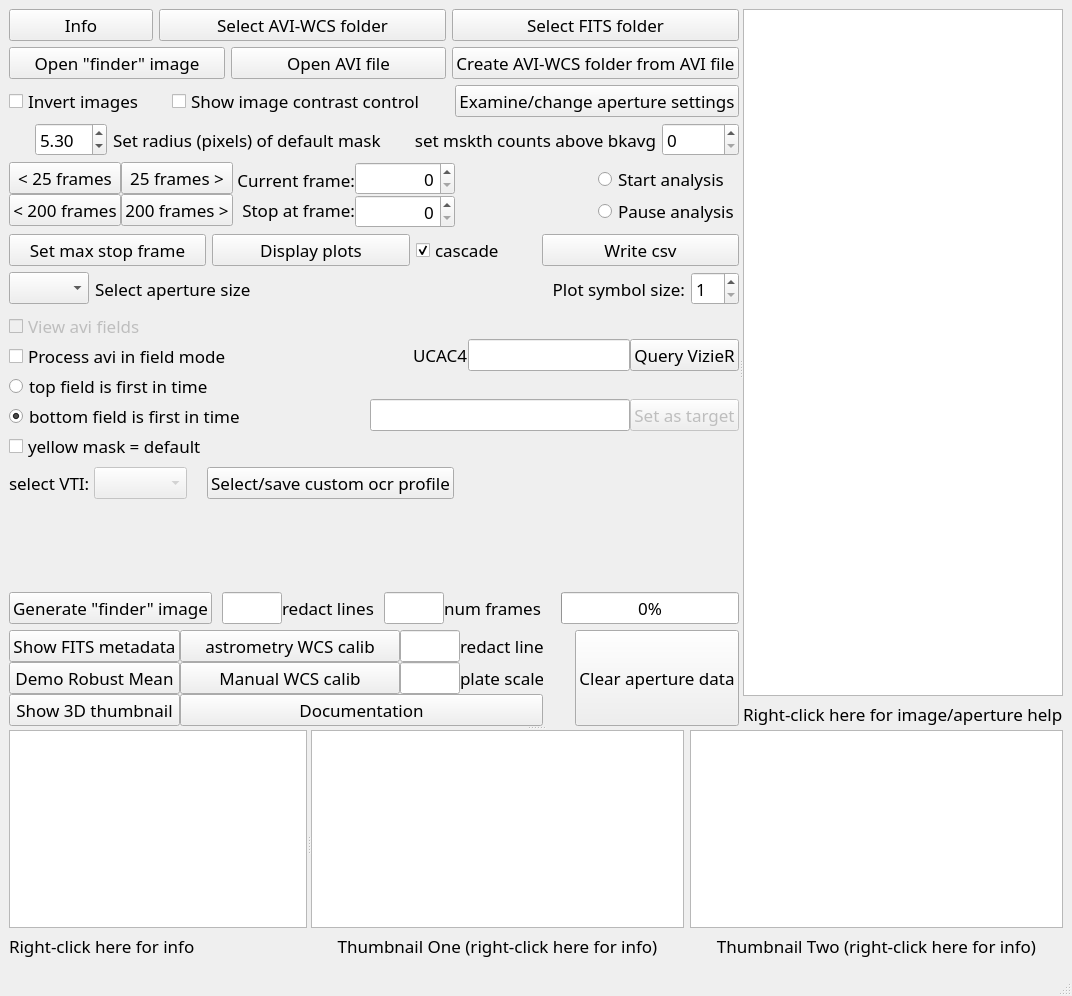
Above: src/pymovie/PyMovie.ui from bob-anderson-ok/pymovie before the change. Below: the same form after it.
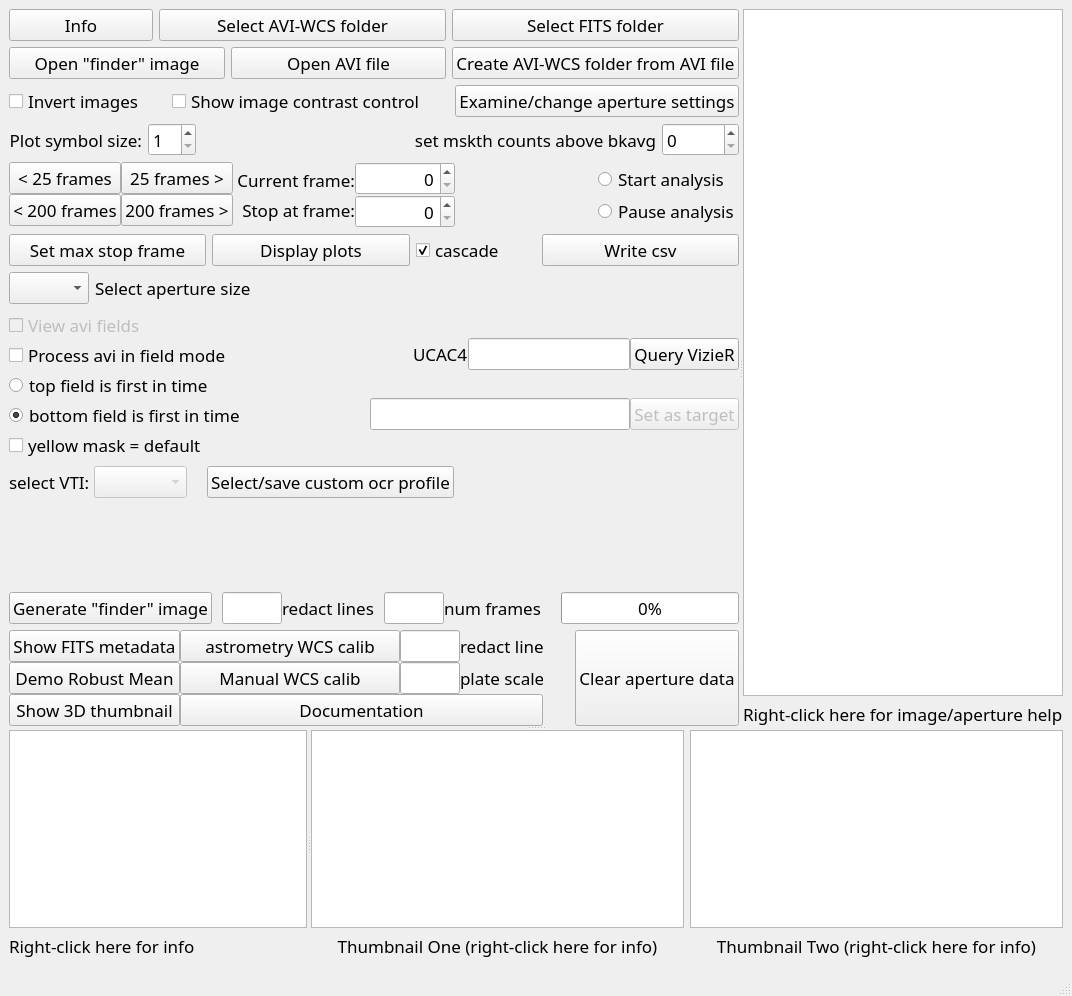
That is the form after the change. Custom widgets are drawn as their Qt base class.

Commit message: v1.6.6 moved point size spinner --- popup display of WCS folder

The edit to the form file:
```diff
--- a/src/pymovie/PyMovie.ui
+++ b/src/pymovie/PyMovie.ui
@@ -187,41 +187,28 @@
          <item>
           <layout class="QHBoxLayout" name="horizontalLayout">
            <item>
-            <spacer name="horizontalSpacer_7">
-             <property name="orientation">
-              <enum>Qt::Horizontal</enum>
+            <widget class="QLabel" name="plotSymbolSizeLabel">
+             <property name="toolTip">
+              <string>&lt;html&gt;&lt;head/&gt;&lt;body&gt;&lt;p&gt;This spinner sets the size of the symbols used in the plots to show a data value position. &lt;/p&gt;&lt;p&gt;If you open a set of plots and would like to see smaller or larger dots, simply close the plots, change the symbol size using this spinner and reopen the plots.&lt;/p&gt;&lt;/body&gt;&lt;/html&gt;</string>
              </property>
-             <property name="sizeHint" stdset="0">
-              <size>
-               <width>40</width>
-               <height>20</height>
-              </size>
+             <property name="text">
+              <string>Plot symbol size:</string>
              </property>
-            </spacer>
+             <property name="alignment">
+              <set>Qt::AlignRight|Qt::AlignTrailing|Qt::AlignVCenter</set>
+             </property>
+            </widget>
            </item>
            <item>
-            <widget class="QDoubleSpinBox" name="defRadiusSpinner">
+            <widget class="QSpinBox" name="plotSymbolSizeSpinBox">
+             <property name="toolTip">
+              <string/>
+             </property>
              <property name="minimum">
-              <double>2.000000000000000</double>
+              <number>1</number>
              </property>
              <property name="maximum">
-              <double>24.000000000000000</double>
-             </property>
-             <property name="singleStep">
-              <double>0.500000000000000</double>
-             </property>
-             <property name="value">
-              <double>5.300000000000000</double>
-             </property>
-            </widget>
-           </item>
-           <item>
-            <widget class="QLabel" name="maskRadiusLabel">
-             <property name="toolTip">
-              <string>&lt;html&gt;&lt;head/&gt;&lt;body&gt;&lt;p&gt;If there is a 'green' aperture showing, changing this spinner, either through the up/down tabs or by direct edit, will update the default mask radius for that aperture. &lt;span style=&quot; font-weight:600; color:#fc0107;&quot;&gt;Thumbnail Two&lt;/span&gt; in the lower right corner will update dynamically to show the effect of the change on the binary sample mask generation.&lt;/p&gt;&lt;/body&gt;&lt;/html&gt;</string>
-             </property>
-             <property name="text">
-              <string>Set radius (pixels) of default mask</string>
+              <number>20</number>
              </property>
             </widget>
            </item>
@@ -707,32 +694,6 @@
              </property>
             </spacer>
            </item>
-           <item>
-            <widget class="QLabel" name="plotSymbolSizeLabel">
-             <property name="toolTip">
-              <string>&lt;html&gt;&lt;head/&gt;&lt;body&gt;&lt;p&gt;This spinner sets the size of the symbols used in the plots to show a data value position. &lt;/p&gt;&lt;p&gt;If you open a set of plots and would like to see smaller or larger dots, simply close the plots, change the symbol size using this spinner and reopen the plots.&lt;/p&gt;&lt;/body&gt;&lt;/html&gt;</string>
-             </property>
-             <property name="text">
-              <string>Plot symbol size:</string>
-             </property>
-             <property name="alignment">
-              <set>Qt::AlignRight|Qt::AlignTrailing|Qt::AlignVCenter</set>
-             </property>
-            </widget>
-           </item>
-           <item>
-            <widget class="QSpinBox" name="plotSymbolSizeSpinBox">
-             <property name="toolTip">
-              <string/>
-             </property>
-             <property name="minimum">
-              <number>1</number>
-             </property>
-             <property name="maximum">
-              <number>20</number>
-             </property>
-            </widget>
-           </item>
           </layout>
          </item>
          <item>
```
The commit also changes 6 other files.
